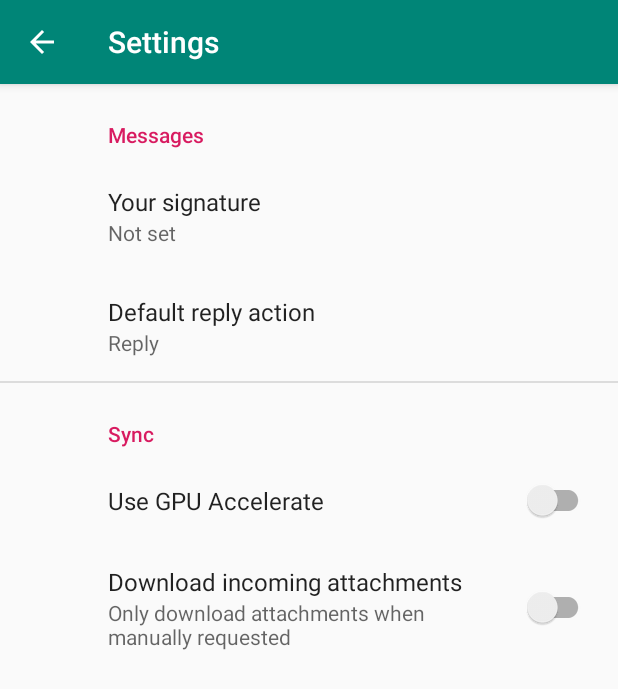
After one commit to IronSublimate/NCNN_ObjectDetection, an Android app: the SettingsActivity screen opened directly, with no data from a screen before it, on a phone screen of 412 x 824 dp. The commit adds this screen. Shown: the top 689 px of the screen. Run offline under Robolectric (Android 15) with nearby library versions, the phone set to English and light mode, and no system bars; our stand-ins replace androidx.preference; 2 statements that could not run were skipped.

Commit message:
增加设置界面

```diff
--- a/app/build.gradle
+++ b/app/build.gradle
@@ -37,6 +37,7 @@ dependencies {
     implementation fileTree(include: ['*.jar'], dir: 'libs')
     implementation 'androidx.appcompat:appcompat:1.2.0'
     implementation 'androidx.constraintlayout:constraintlayout:2.0.2'
+    implementation 'androidx.preference:preference:1.1.0-alpha05'
     testImplementation 'junit:junit:4.12'
     androidTestImplementation 'androidx.test:runner:1.3.0'
     androidTestImplementation 'androidx.test.espresso:espresso-core:3.3.0'
--- /dev/null
+++ b/app/src/main/java/com/ironsublimate/ncnn_objectdetection/SettingsActivity.java
@@ -0,0 +1,85 @@
+package com.ironsublimate.ncnn_objectdetection;
+
+import android.content.Intent;
+import android.os.Bundle;
+import android.util.Log;
+import android.view.MenuItem;
+import android.view.View;
+import android.widget.Switch;
+import androidx.appcompat.app.ActionBar;
+import androidx.appcompat.app.AppCompatActivity;
+import androidx.preference.*;
+
+import java.util.List;
+
+public class SettingsActivity extends AppCompatActivity {
+    private static String TAG = "SettingsActivity";
+    private static ListPreference listPreference = null;
+    private static SwitchPreferenceCompat useGPU = null;
+
+    @Override
+    protected void onCreate(Bundle savedInstanceState) {
+        super.onCreate(savedInstanceState);
+        setContentView(R.layout.settings_activity);
+        getSupportFragmentManager()
+                .beginTransaction()
+                .replace(R.id.settings, new SettingsFragment())
+                .commit();
+        ActionBar actionBar = getSupportActionBar();
+        if (actionBar != null) {
+            actionBar.setDisplayHomeAsUpEnabled(true);
+        }
+//        Switch switch_useGPU=this.findViewById(R.id.switch_useGPU);
+//        View listPreference=this.findViewById(R.id.list_method);
+
+
+    }
+
+    public static class SettingsFragment extends PreferenceFragmentCompat {
+        @Override
+        public void onCreatePreferences(Bundle savedInstanceState, String rootKey) {
+            setPreferencesFromResource(R.xml.root_preferences, rootKey);
+            PreferenceManager manager = getPreferenceManager();
+            listPreference = manager.findPreference("reply");
+            useGPU = manager.findPreference(this.getString(R.string.useGPU));
+            if (listPreference == null || useGPU == null) {
+                Log.e(TAG, "Cannot find Preference");
+                return;
+            }
+//            listPreference.setEntries();
+//            String s=listPreference.getValue();
+//            Log.i(TAG,s);
+        }
+    }
+
+    private void returnMain() {
+        Intent intent = new Intent();
+        intent.putExtra(this.getResources().getString(R.string.useGPU), useGPU.isChecked());
+        intent.putExtra(this.getResources().getString(R.string.method_index), listPreference.findIndexOfValue(listPreference.getValue()));
+        this.setResult(RESULT_OK, intent);
+    }
+
+    @Override
+    public boolean onOptionsItemSelected(MenuItem item) {
+        if (item.getItemId() == android.R.id.home) {
+            returnMain();
+            finish();
+            return true;
+        }
+        return super.onOptionsItemSelected(item);
+    }
+
+    @Override
+    public void onBackPressed() {
+        returnMain();
+        super.onBackPressed();
+    }
+//    @Override
+//    protected void onDestroy(){
+//        Intent intent=new Intent();
+//        intent.putExtra(this.getResources().getString(R.string.useGPU),useGPU.isChecked());
+//        intent.putExtra(this.getResources().getString(R.string.method_index),listPreference.findIndexOfValue(listPreference.getValue()));
+//        this.setResult(RESULT_OK,intent);
+//        super.onDestroy();
+//    }
+}
--- a/app/src/main/res/layout/activity_main.xml
+++ b/app/src/main/res/layout/activity_main.xml
@@ -23,5 +23,10 @@
             android:id="@+id/overlay"
             android:layout_width="match_parent"
             android:layout_height="match_parent" />
+    <Button
+            android:text="Button"
+            android:layout_width="100dp"
+            android:layout_height="100dp" android:id="@+id/button_setting"
+            app:layout_constraintTop_toTopOf="parent" android:layout_marginTop="20dp"/>
 
 </androidx.constraintlayout.widget.ConstraintLayout>
--- /dev/null
+++ b/app/src/main/res/layout/settings_activity.xml
@@ -0,0 +1,9 @@
+<LinearLayout
+        xmlns:android="http://schemas.android.com/apk/res/android"
+        android:layout_width="match_parent"
+        android:layout_height="match_parent">
+    <FrameLayout
+            android:id="@+id/settings"
+            android:layout_width="match_parent"
+            android:layout_height="match_parent"/>
+</LinearLayout>
--- /dev/null
+++ b/app/src/main/res/values/arrays.xml
@@ -0,0 +1,12 @@
+<resources>
+    <!-- Reply Preference -->
+    <string-array name="reply_entries">
+        <item>Reply</item>
+        <item>Reply to all</item>
+    </string-array>
+
+    <string-array name="reply_values">
+        <item>reply</item>
+        <item>reply_all</item>
+    </string-array>
+</resources>
--- a/app/src/main/res/values/strings.xml
+++ b/app/src/main/res/values/strings.xml
@@ -1,4 +1,22 @@
 <resources>
     <string name="app_name">NCNN_ObjectDetection</string>
     <string name="preview_area">preview_area</string>
+    <string name="title_activity_settings">Settings</string>
+
+    <!-- Preference Titles -->
+    <string name="messages_header">Messages</string>
+    <string name="sync_header">Sync</string>
+
+    <!-- Messages Preferences -->
+    <string name="signature_title">Your signature</string>
+    <string name="reply_title">Default reply action</string>
+
+    <!-- Sync Preferences -->
+    <string name="sync_title">Use GPU Accelerate</string>
+    <string name="attachment_title">Download incoming attachments</string>
+    <string name="attachment_summary_on">Automatically download attachments for incoming emails</string>
+    <string name="attachment_summary_off">Only download attachments when manually requested</string>
+
+    <string name="useGPU">useGPU</string>
+    <string name="method_index">method_index</string>
 </resources>
--- /dev/null
+++ b/app/src/main/res/xml/root_preferences.xml
@@ -0,0 +1,54 @@
+<!--
+  ~ Copyright 2018 The app Open Source Project
+  ~
+  ~ Licensed under the Apache License, Version 2.0 (the "License");
+  ~ you may not use this file except in compliance with the License.
+  ~ You may obtain a copy of the License at
+  ~
+  ~      http://www.apache.org/licenses/LICENSE-2.0
+  ~
+  ~ Unless required by applicable law or agreed to in writing, software
+  ~ distributed under the License is distributed on an "AS IS" BASIS,
+  ~ WITHOUT WARRANTIES OR CONDITIONS OF ANY KIND, either express or implied.
+  ~ See the License for the specific language governing permissions and
+  ~ limitations under the License.
+  -->
+
+<PreferenceScreen
+        xmlns:android="http://schemas.android.com/apk/res/android" xmlns:app="http://schemas.android.com/apk/res-auto">
+
+    <PreferenceCategory
+            app:title="@string/messages_header">
+
+        <EditTextPreference
+                app:key="signature"
+                app:title="@string/signature_title"
+                app:useSimpleSummaryProvider="true"/>
+
+        <ListPreference
+                app:key="reply"
+                app:title="@string/reply_title"
+                app:entries="@array/reply_entries"
+                app:entryValues="@array/reply_values"
+                app:defaultValue="reply"
+                app:useSimpleSummaryProvider="true" android:id="@+id/list_method"/>
+
+    </PreferenceCategory>
+
+    <PreferenceCategory
+            app:title="@string/sync_header">
+
+        <SwitchPreferenceCompat
+                app:key="@string/useGPU"
+                app:title="@string/sync_title" android:id="@+id/switch_useGPU"/>
+
+        <SwitchPreferenceCompat
+                app:key="attachment"
+                app:title="@string/attachment_title"
+                app:summaryOn="@string/attachment_summary_on"
+                app:summaryOff="@string/attachment_summary_off"
+                app:dependency="@string/useGPU"/>
+
+    </PreferenceCategory>
+
+</PreferenceScreen>
```
Also changed, not shown: app/src/main/AndroidManifest.xml (+9 -2 lines), app/src/main/java/com/ironsublimate/ncnn_objectdetection/MainActivity.java (+32 -3 lines).
